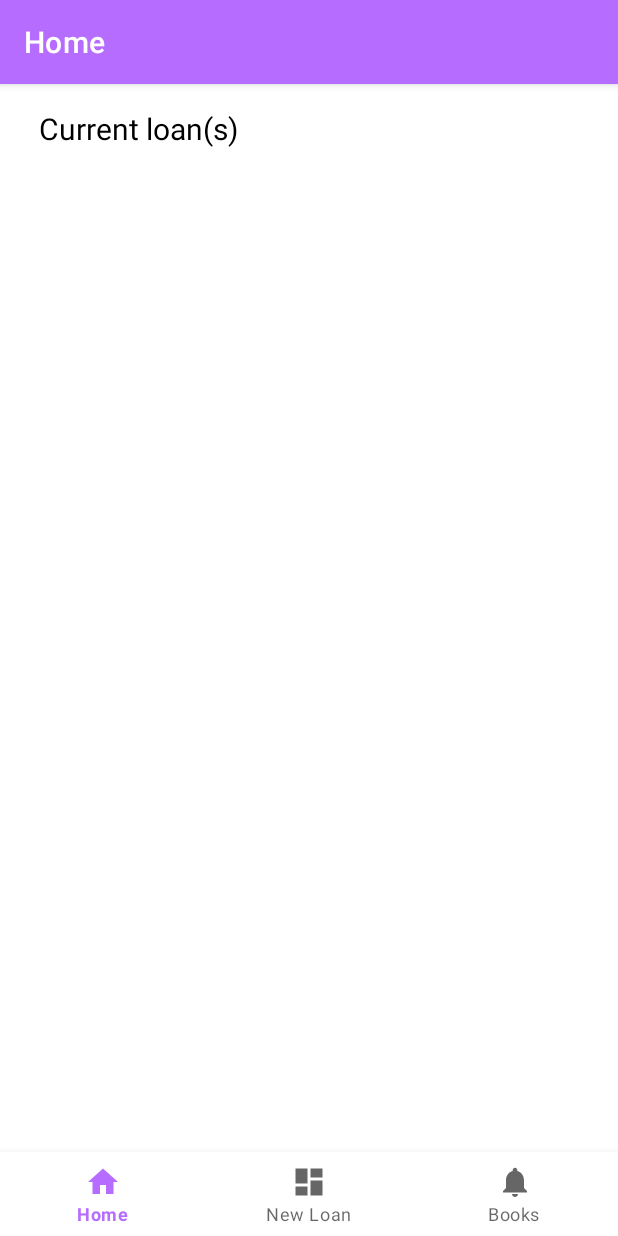
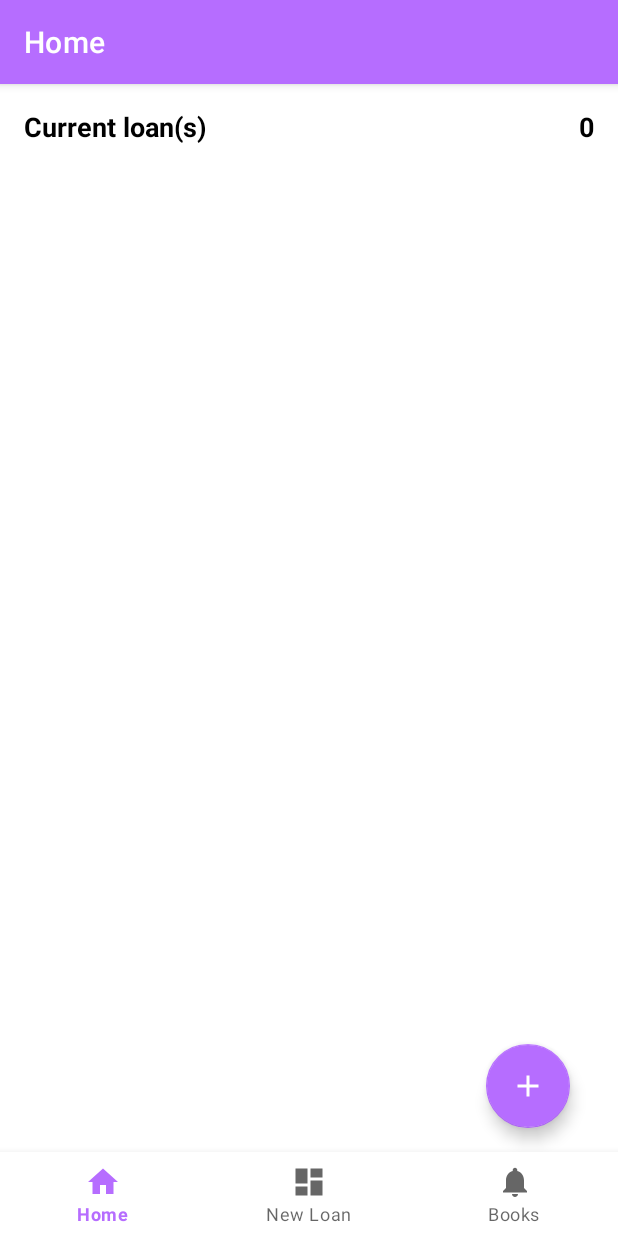
Before and after one commit to menoudyann/JAV1, an Android app: the screen it shows after launch (MainActivity), on a phone screen of 412 x 824 dp. Run offline under Robolectric (Android 15) with nearby library versions, the phone set to English and light mode, and no system bars; our stand-ins replace navigation-ui.

Commit message:
last finishing touches done

```diff
--- a/project/app/src/main/java/ch/cpnv/ymd/bmb/MainActivity.kt
+++ b/project/app/src/main/java/ch/cpnv/ymd/bmb/MainActivity.kt
@@ -39,5 +39,4 @@ class MainActivity : AppCompatActivity() {
         setupActionBarWithNavController(navController, appBarConfiguration)
         navView.setupWithNavController(navController)
     }
-
 }
--- a/project/app/src/main/java/ch/cpnv/ymd/bmb/ui/home/HomeFragment.kt
+++ b/project/app/src/main/java/ch/cpnv/ymd/bmb/ui/home/HomeFragment.kt
@@ -8,12 +8,15 @@ import android.view.ViewGroup
 import android.widget.TextView
 import androidx.fragment.app.Fragment
 import androidx.lifecycle.ViewModelProvider
+import androidx.navigation.findNavController
 import androidx.recyclerview.widget.LinearLayoutManager
 import androidx.recyclerview.widget.RecyclerView
+import ch.cpnv.ymd.bmb.R
 import ch.cpnv.ymd.bmb.database.DatabaseHandler
 import ch.cpnv.ymd.bmb.databinding.FragmentHomeBinding
 import ch.cpnv.ymd.bmb.models.Book
 import ch.cpnv.ymd.bmb.models.Loan
+import com.google.android.material.floatingactionbutton.FloatingActionButton
 
 class HomeFragment : Fragment() {
 
@@ -25,6 +28,7 @@ class HomeFragment : Fragment() {
     private lateinit var loanRV: RecyclerView
     private lateinit var adapter: LoanAdapter
     private lateinit var loanList: ArrayList<Loan>
+    private lateinit var btnNewLoan: FloatingActionButton;
 
 
     override fun onCreateView(
@@ -41,8 +45,18 @@ class HomeFragment : Fragment() {
         loanRV = binding.idRVLoans
         buildRecyclerView()
 
+        return root
+    }
 
-        return root
+    override fun onViewCreated(view: View, savedInstanceState: Bundle?) {
+        super.onViewCreated(view, savedInstanceState)
+
+        btnNewLoan= binding.btnNewLoan
+
+        binding.btnNewLoan.setOnClickListener {
+            view.findNavController().navigate(R.id.navigation_new_loan)
+        }
+
     }
 
     private fun buildRecyclerView() {
@@ -66,7 +80,7 @@ class HomeFragment : Fragment() {
         // setting adapter to
         // our recycler view.
 
-        //binding.bookNumber.setText(bookList.size.toString());
+        binding.loanNumber.setText(loanList.size.toString());
         loanRV.adapter = adapter
     }
 
--- a/project/app/src/main/res/layout/fragment_home.xml
+++ b/project/app/src/main/res/layout/fragment_home.xml
@@ -8,21 +8,57 @@
 
     <LinearLayout
         android:layout_width="match_parent"
-        android:layout_height="729dp"
+        android:layout_height="match_parent"
         android:orientation="vertical">
 
-        <TextView
-            android:id="@+id/textView2"
+        <LinearLayout
             android:layout_width="match_parent"
             android:layout_height="wrap_content"
-            android:layout_marginLeft="10dp"
-            android:text="Current loan(s)"
-            android:textColor="@color/black"
-            android:textSize="20sp" />
+            android:orientation="horizontal">
+
+            <TextView
+                android:id="@+id/textView4"
+                android:layout_width="wrap_content"
+                android:layout_height="wrap_content"
+                android:layout_weight="1"
+                android:text="Current loan(s)"
+                android:textColor="@color/black"
+                android:textSize="18sp"
+                android:textStyle="bold" />
+
+            <TextView
+                android:id="@+id/loanNumber"
+                android:layout_width="wrap_content"
+                android:layout_height="wrap_content"
+                android:layout_weight="1"
+                android:text="10"
+                android:textAlignment="viewEnd"
+                android:textColor="@color/black"
+                android:textSize="18sp"
+                android:textStyle="bold" />
+        </LinearLayout>
 
         <androidx.recyclerview.widget.RecyclerView
             android:id="@+id/idRVLoans"
             android:layout_width="match_parent"
             android:layout_height="match_parent" />
     </LinearLayout>
+
+    <com.google.android.material.floatingactionbutton.FloatingActionButton
+        android:id="@+id/btn_new_loan"
+        android:layout_width="wrap_content"
+        android:layout_height="wrap_content"
+        android:layout_alignParentEnd="true"
+        android:layout_alignParentBottom="true"
+        android:layout_marginEnd="16dp"
+        android:layout_marginBottom="16dp"
+        android:clickable="true"
+        android:focusable="true"
+        android:tint="@color/white"
+        app:backgroundTint="@color/purple_500"
+        app:layout_constraintBottom_toBottomOf="parent"
+        app:layout_constraintEnd_toEndOf="parent"
+        app:rippleColor="#FFFFFF"
+        app:srcCompat="@drawable/baseline_add_24" />
+
 </androidx.constraintlayout.widget.ConstraintLayout>
```
Also changed, not shown: project/app/src/main/java/ch/cpnv/ymd/bmb/database/DatabaseHandler.kt (+5 -5 lines), project/app/src/main/java/ch/cpnv/ymd/bmb/models/Loan.kt (+4 -4 lines), project/app/src/main/java/ch/cpnv/ymd/bmb/ui/addbook/AddBookFragment.kt (+21 -0 lines), project/app/src/main/java/ch/cpnv/ymd/bmb/ui/newloan/NewLoanFragment.kt (+23 -6 lines), project/app/src/main/java/ch/cpnv/ymd/bmb/utils/LoanAdapter.kt (+4 -3 lines), project/app/src/main/res/layout/book_card.xml (+4 -3 lines), project/app/src/main/res/layout/loan_card.xml (+11 -7 lines), 1 other file.
